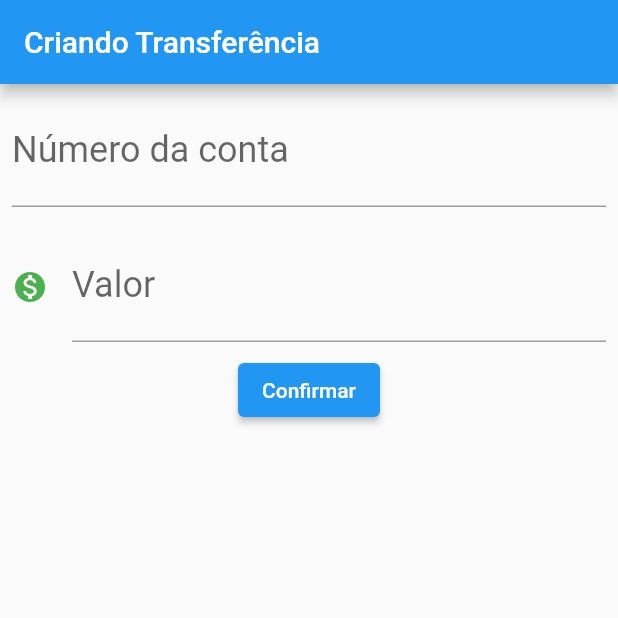
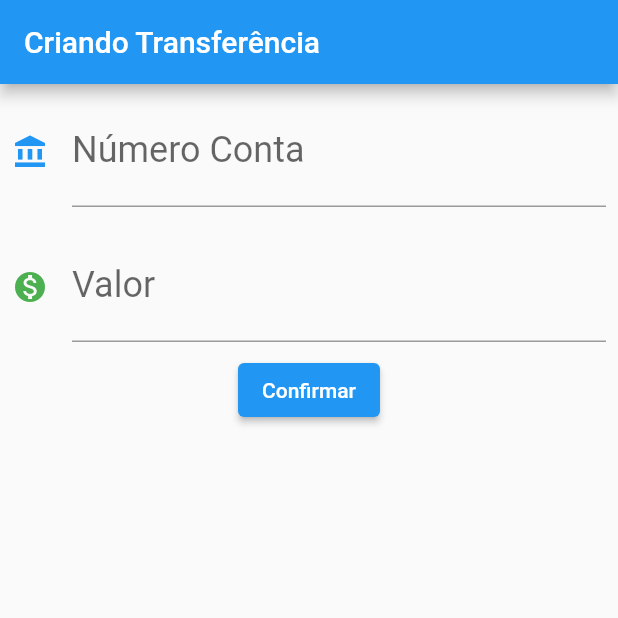
Before and after one commit to JoaoMiguelv/bank_flutter, a Flutter app: the screen it shows after launch, after a tap on "Confirmar", on a phone screen of 412 x 824 dp, the top half of it. Run offline on Flutter 3.47's test engine with Material 2 defaults, Android fonts, the phone set to English and light mode, and no system bars.

```diff
--- a/lib/main.dart
+++ b/lib/main.dart
@@ -30,45 +30,36 @@ class FomularioTransferencia extends StatelessWidget {
       ),
       body: Column(
         children: [
-          Padding(
-            padding: EdgeInsets.all(8.0),
-            child: TextField(
-              controller: _controladorCampoNumeroConta,
-              style: TextStyle(
-                fontSize: 24.0,
-              ),
-              decoration: InputDecoration(
-                labelText: 'Número da conta',
-                hintText: '0000',
-              ),
-              keyboardType: TextInputType.number,
-            ),
-          ),
-          Padding(
-            padding: EdgeInsets.all(8.0),
-            child: TextField(
-              controller: _controladorCampoValor,
-              style: TextStyle(
-                fontSize: 24.0,
-              ),
-              decoration: InputDecoration(
-                icon: Icon(
-                  Icons.monetization_on,
-                  color: Colors.green,
-                ),
-                labelText: 'Valor',
-                hintText: '0.00',
-              ),
-              keyboardType: TextInputType.number,
-            ),
-          ),
+          Editor(
+              _controladorCampoNumeroConta,
+              'Número Conta',
+              '0000',
+              const Icon(
+                Icons.account_balance,
+                color: Colors.blue,
+              )),
+          Editor(
+              _controladorCampoValor,
+              'Valor',
+              '0.00',
+              const Icon(
+                Icons.monetization_on,
+                color: Colors.green,
+              )),
           ElevatedButton(
             onPressed: () {
-              final int numeroConta =
-                  int.parse(_controladorCampoNumeroConta.text);
-              final double valor = double.parse(_controladorCampoValor.text);
-
-              Transferencia(valor, numeroConta);
+              // ignore: unnecessary_null_comparison
+              if (_controladorCampoNumeroConta.text != '' ||
+                  // ignore: unnecessary_null_comparison
+                  _controladorCampoValor.text != '') {
+                final int numeroConta =
+                    int.parse(_controladorCampoNumeroConta.text);
+                final double valor = double.parse(_controladorCampoValor.text);
+                final transferenciaCriada = Transferencia(valor, numeroConta);
+                debugPrint(transferenciaCriada.toString());
+              } else {
+                debugPrint('Campos vazios');
+              }
             },
             child: const Text('Confirmar'),
           ),
@@ -121,4 +112,37 @@ class Transferencia {
   final int numeroConta;
 
   Transferencia(this.valor, this.numeroConta);
+
+  @override
+  String toString() {
+    return 'Transferencia{valor: $valor, numeroConta: $numeroConta}';
+  }
 }
+
+class Editor extends StatelessWidget {
+  final TextEditingController _controlador;
+  final String _rotulo;
+  final String _dica;
+  final Icon _icone;
+
+  Editor(this._controlador, this._rotulo, this._dica, this._icone);
+
+  @override
+  Widget build(BuildContext context) {
+    return Padding(
+      padding: EdgeInsets.all(8.0),
+      child: TextField(
+        controller: _controlador,
+        style: const TextStyle(
+          fontSize: 24.0,
+        ),
+        decoration: InputDecoration(
+          icon: _icone,
+          labelText: _rotulo,
+          hintText: _dica,
+        ),
+        keyboardType: TextInputType.number,
+      ),
+    );
+  }
+}
```
